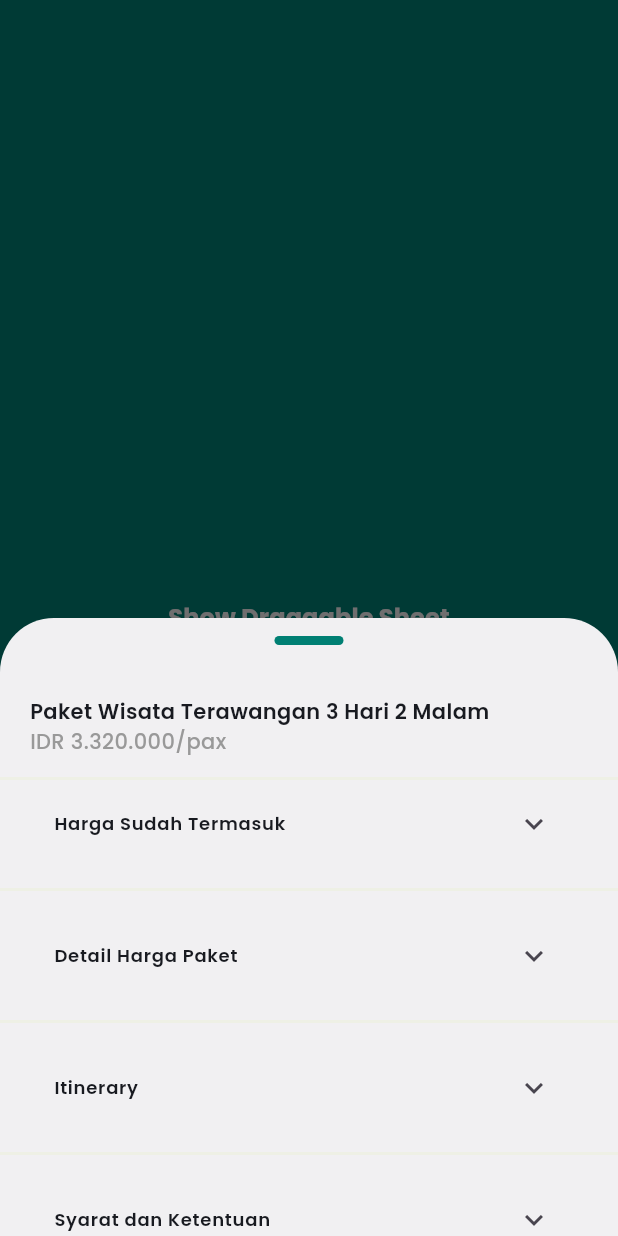
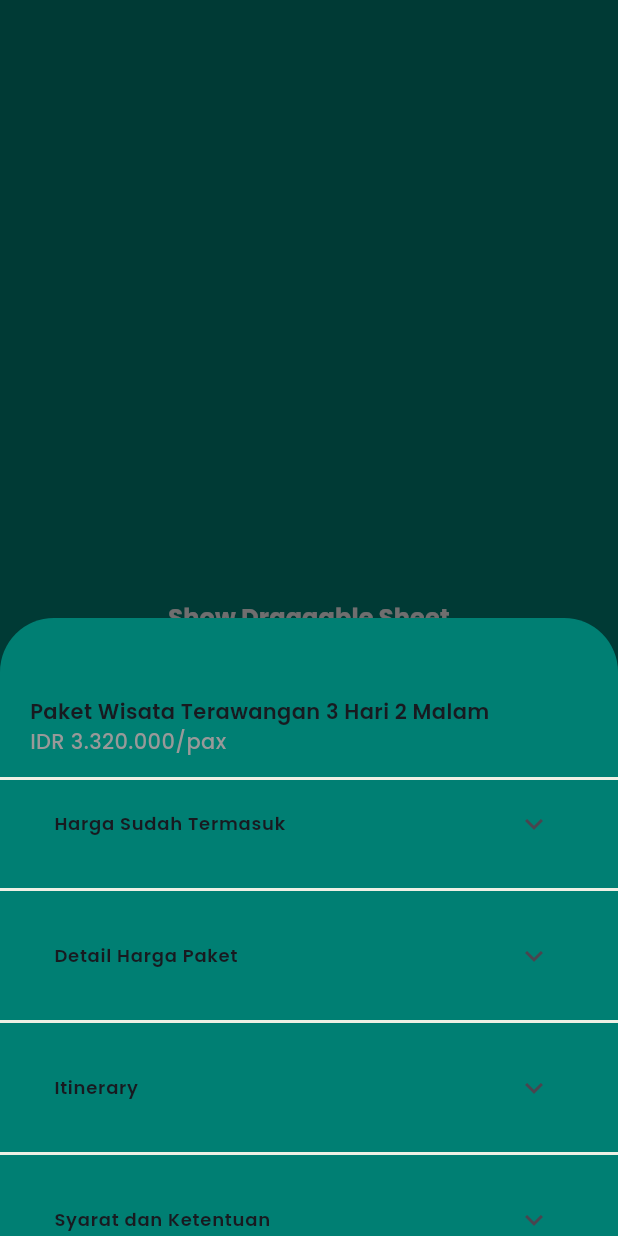
Before and after one commit to xlalurahmatulikhsan/TourTravel, a Flutter app: the screen it shows after launch, after a tap on "Show Draggable Sheet", on a phone screen of 412 x 824 dp. Run offline on Flutter 3.47's test engine with Material 3 defaults, Android fonts, the phone set to English and light mode, and no system bars; our stand-ins replace carousel_slider, gap, get, google_fonts.

Commit message:
ganti warna

```diff
--- a/lib/widgets/Page/package/Gili/showModalBottomSheet.dart
+++ b/lib/widgets/Page/package/Gili/showModalBottomSheet.dart
@@ -40,7 +40,7 @@ class Tes extends StatelessWidget {
                             topLeft: Radius.circular(36),
                             topRight: Radius.circular(36),
                           ),
-                          color: whiteColor1,
+                          color: primaryColor,
                         ),
                         child: Column(
                           children: [
```
